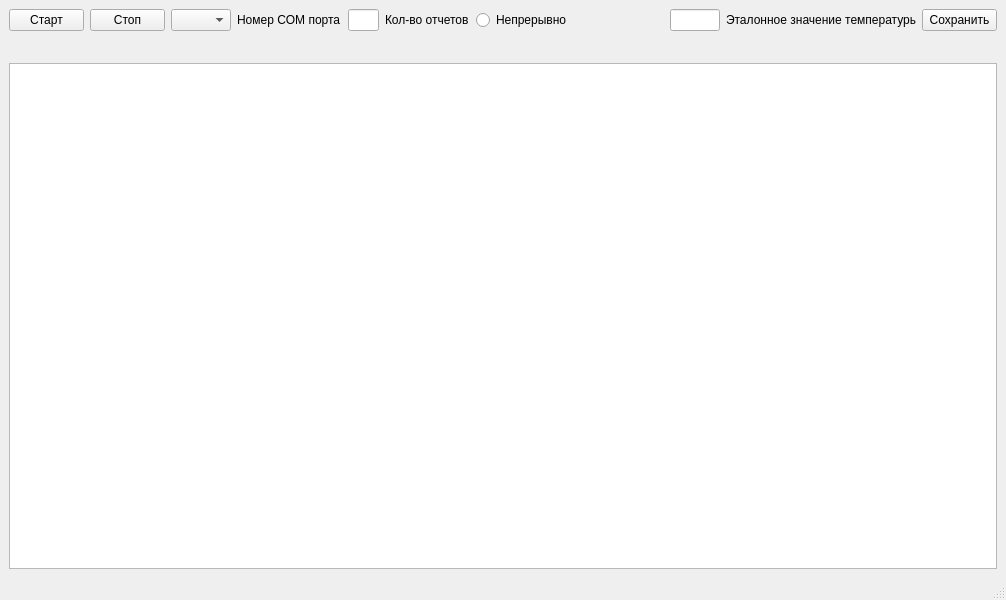
First picture: the form in termoline_ui.ui, repository AntonTsiklop/Termoline, before the edit.
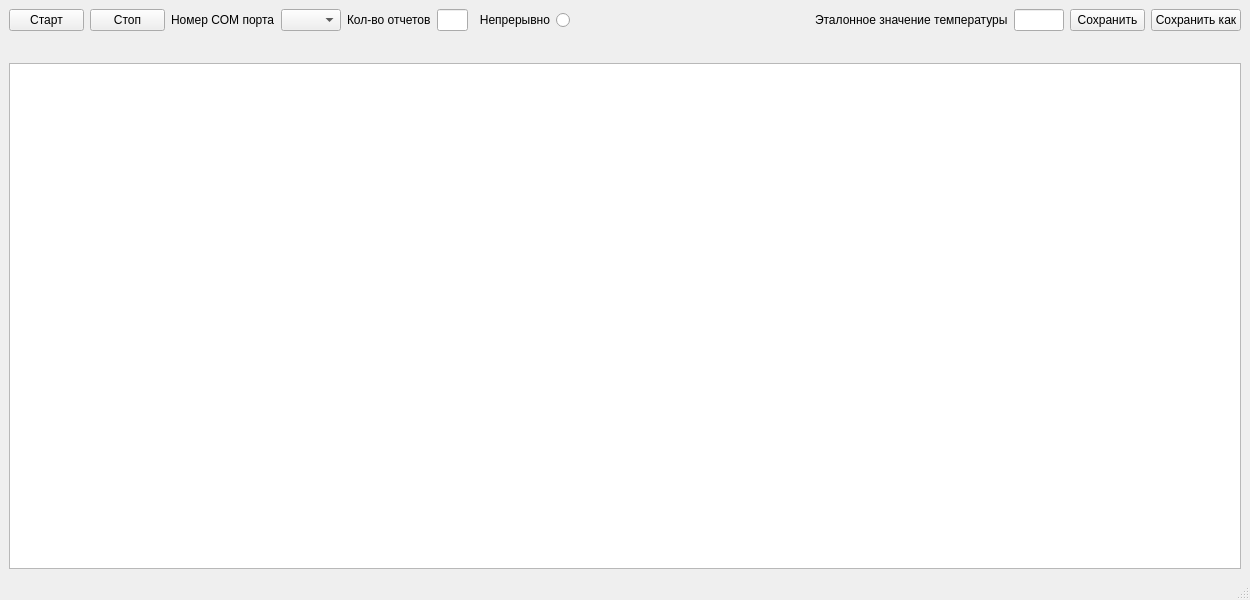
Second picture: the form after the edit.

Commit message: save as button, update ini, ignore first data from com

Diff of the .ui file:
```diff
--- a/termoline_ui.ui
+++ b/termoline_ui.ui
@@ -6,13 +6,13 @@
    <rect>
     <x>0</x>
     <y>0</y>
-    <width>1006</width>
+    <width>1250</width>
     <height>600</height>
    </rect>
   </property>
   <property name="minimumSize">
    <size>
-    <width>1000</width>
+    <width>1250</width>
     <height>600</height>
    </size>
   </property>
@@ -51,16 +51,6 @@
           </property>
          </widget>
         </item>
-        <item>
-         <widget class="QComboBox" name="combo_box_com">
-          <property name="maximumSize">
-           <size>
-            <width>60</width>
-            <height>23</height>
-           </size>
-          </property>
-         </widget>
-        </item>
         <item>
          <widget class="QLabel" name="label_3">
           <property name="maximumSize">
@@ -69,16 +59,19 @@
             <height>20</height>
            </size>
           </property>
+          <property name="layoutDirection">
+           <enum>Qt::LeftToRight</enum>
+          </property>
           <property name="text">
            <string>Номер COM порта</string>
           </property>
          </widget>
         </item>
         <item>
-         <widget class="QLineEdit" name="line_edit_amount">
+         <widget class="QComboBox" name="combo_box_com">
           <property name="maximumSize">
            <size>
-            <width>31</width>
+            <width>60</width>
             <height>23</height>
            </size>
           </property>
@@ -88,7 +81,7 @@
          <widget class="QLabel" name="label">
           <property name="maximumSize">
            <size>
-            <width>85</width>
+            <width>90</width>
             <height>20</height>
            </size>
           </property>
@@ -97,13 +90,58 @@
           </property>
          </widget>
         </item>
+        <item>
+         <widget class="QLineEdit" name="line_edit_amount">
+          <property name="maximumSize">
+           <size>
+            <width>31</width>
+            <height>23</height>
+           </size>
+          </property>
+         </widget>
+        </item>
         <item>
          <widget class="QRadioButton" name="radio_cont">
+          <property name="maximumSize">
+           <size>
+            <width>100</width>
+            <height>16777215</height>
+           </size>
+          </property>
+          <property name="layoutDirection">
+           <enum>Qt::RightToLeft</enum>
+          </property>
           <property name="text">
            <string>Непрерывно</string>
           </property>
          </widget>
         </item>
+        <item>
+         <spacer name="horizontalSpacer">
+          <property name="orientation">
+           <enum>Qt::Horizontal</enum>
+          </property>
+          <property name="sizeHint" stdset="0">
+           <size>
+            <width>40</width>
+            <height>20</height>
+           </size>
+          </property>
+         </spacer>
+        </item>
+        <item>
+         <widget class="QLabel" name="label_2">
+          <property name="maximumSize">
+           <size>
+            <width>195</width>
+            <height>23</height>
+           </size>
+          </property>
+          <property name="text">
+           <string>Эталонное значение температуры</string>
+          </property>
+         </widget>
+        </item>
         <item>
          <widget class="QLineEdit" name="line_edit_temp_ref">
           <property name="minimumSize">
@@ -120,19 +158,6 @@
           </property>
          </widget>
         </item>
-        <item>
-         <widget class="QLabel" name="label_2">
-          <property name="maximumSize">
-           <size>
-            <width>190</width>
-            <height>23</height>
-           </size>
-          </property>
-          <property name="text">
-           <string>Эталонное значение температуры</string>
-          </property>
-         </widget>
-        </item>
         <item>
          <widget class="QPushButton" name="download_button">
           <property name="maximumSize">
@@ -146,6 +171,19 @@
           </property>
          </widget>
         </item>
+        <item>
+         <widget class="QPushButton" name="download_as_button">
+          <property name="maximumSize">
+           <size>
+            <width>90</width>
+            <height>23</height>
+           </size>
+          </property>
+          <property name="text">
+           <string>Сохранить как</string>
+          </property>
+         </widget>
+        </item>
        </layout>
       </item>
       <item>
```
The commit also changes 6 other files.
